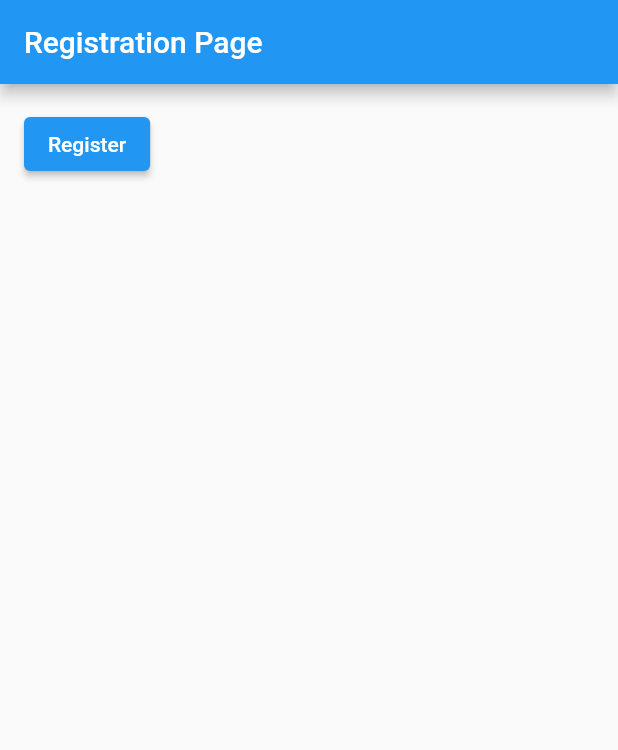
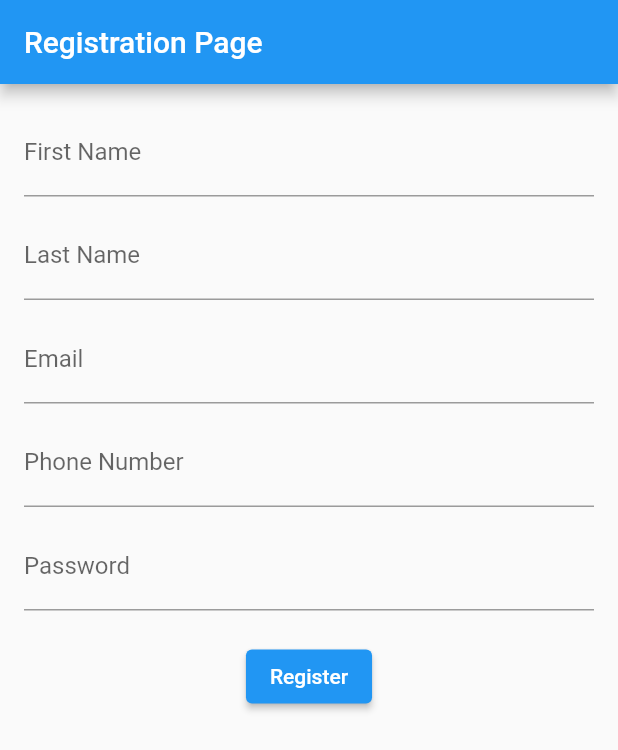
Before and after one commit to axyl110/automatik_technician_final_project, a Flutter app: the screen it shows after launch, after a tap on "Register", on a phone screen of 412 x 824 dp. Shown: the top 750 px of the screen. Run offline on Flutter 3.47's test engine with Material 2 defaults, Android fonts, the phone set to English and light mode, and no system bars; our stand-ins replace cloud_firestore, firebase_core, get; accounts and stored records are empty.

Commit message:
Update registration page

```diff
--- a/lib/controller/registration_controller.dart
+++ b/lib/controller/registration_controller.dart
@@ -1,6 +1,6 @@
 import 'package:automatik_technician_final_project/models/user_model.dart';
 import 'package:get/get.dart';
-
+import 'package:cloud_firestore/cloud_firestore.dart';
 class RegistrationController extends GetxController {
   UserModel user = UserModel(
     firstName: '',
@@ -9,9 +9,36 @@ class RegistrationController extends GetxController {
     phoneNumber: '',
     password: '',
   );
-  void updateUserInfor(UserModel updateUser) {
-    user = updateUser;
+  void updateUserField(String fieldName, String value) {
+    if (fieldName == 'firstName') {
+      user.firstName = value;
+    } else if (fieldName == 'lastName') {
+      user.lastName = value;
+    } else if (fieldName == 'email') {
+      user.email = value;
+    } else if (fieldName == 'phoneNumber') {
+      user.phoneNumber = value;
+    } else if (fieldName == 'password') {
+      user.password = value;
+    }
+
+
   }
+  void registerUser() async {
+    try {
+      // Create a new user document in Firestore
+      await FirebaseFirestore.instance.collection('technician_users').add({
+        'firstName': user.firstName,
+        'lastName': user.lastName,
+        'email': user.email,
+        'phoneNumber': user.phoneNumber,
+      });
 
-  void registerUser() {}
+      // Implement user registration logic using Firebase Auth if needed
+
+      print('User registered successfully.');
+    } catch (e) {
+      print('Error registering user: $e');
+    }
+  }
 }
--- a/lib/views/registration_page.dart
+++ b/lib/views/registration_page.dart
@@ -15,7 +15,32 @@ class RegistrationPage extends StatelessWidget {
         padding: const EdgeInsets.all(16.0),
         child: Column(
           children: [
-            // Implement your form fields here using FormBuilder or TextField
+            TextField(
+              decoration: const InputDecoration(labelText: 'First Name'),
+              onChanged: (value) => controller.updateUserField('firstName', value),
+            ),
+            const SizedBox(height: 10),
+            TextField(
+              decoration: const InputDecoration(labelText: 'Last Name'),
+              onChanged: (value) => controller.updateUserField('lastName', value),
+            ),
+            const SizedBox(height: 10),
+            TextField(
+              decoration: const InputDecoration(labelText: 'Email'),
+              onChanged: (value) => controller.updateUserField('email', value),
+            ),
+            const SizedBox(height: 10),
+            TextField(
+              decoration: const InputDecoration(labelText: 'Phone Number'),
+              onChanged: (value) => controller.updateUserField('phoneNumber', value),
+            ),
+            const SizedBox(height: 10),
+            TextField(
+              decoration: const InputDecoration(labelText: 'Password'),
+              obscureText: true,
+              onChanged: (value) => controller.updateUserField('password', value),
+            ),
+            const SizedBox(height: 20),
             ElevatedButton(
               onPressed: controller.registerUser,
               child: const Text('Register'),
```
